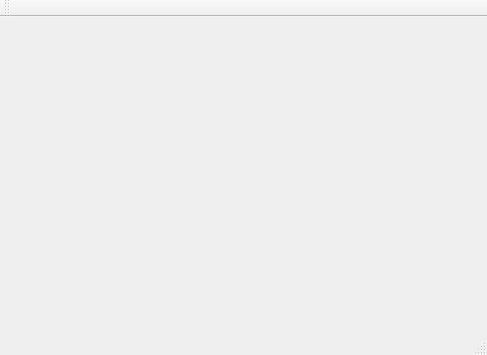
Old version of the form mainwindow.ui in the repository patboy3/exchange.
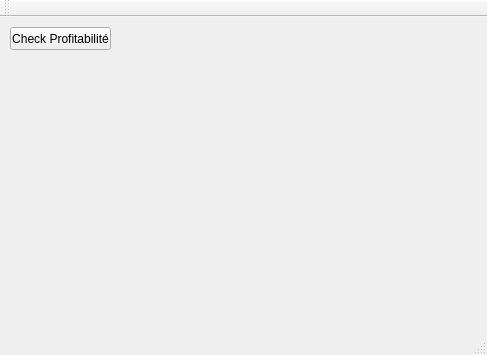
New version of the form.

What changed in the file:
```diff
--- a/mainwindow.ui
+++ b/mainwindow.ui
@@ -13,7 +13,21 @@
   <property name="windowTitle">
    <string>MainWindow</string>
   </property>
-  <widget class="QWidget" name="centralWidget"/>
+  <widget class="QWidget" name="centralWidget">
+   <widget class="QPushButton" name="pushButton">
+    <property name="geometry">
+     <rect>
+      <x>10</x>
+      <y>10</y>
+      <width>101</width>
+      <height>23</height>
+     </rect>
+    </property>
+    <property name="text">
+     <string>Check Profitabilité</string>
+    </property>
+   </widget>
+  </widget>
   <widget class="QMenuBar" name="menuBar">
    <property name="geometry">
     <rect>
```
